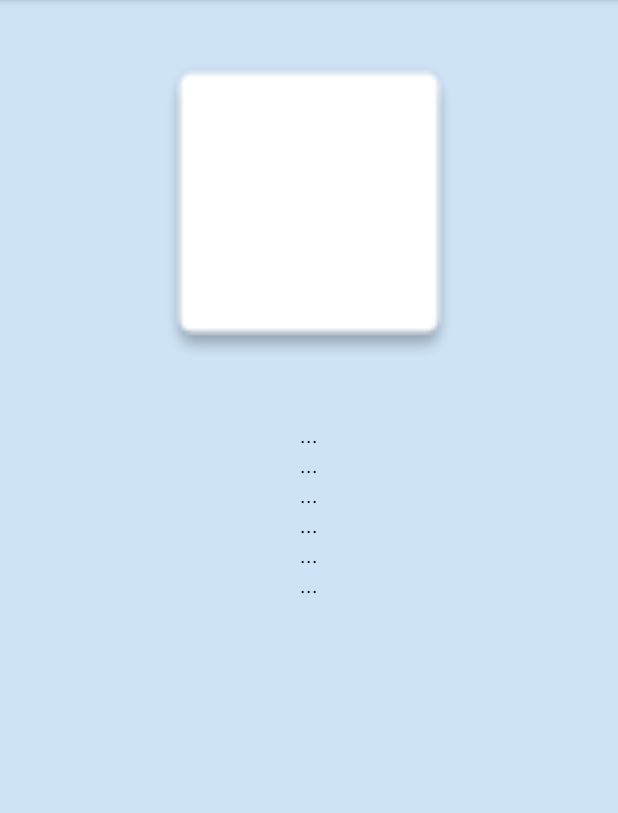
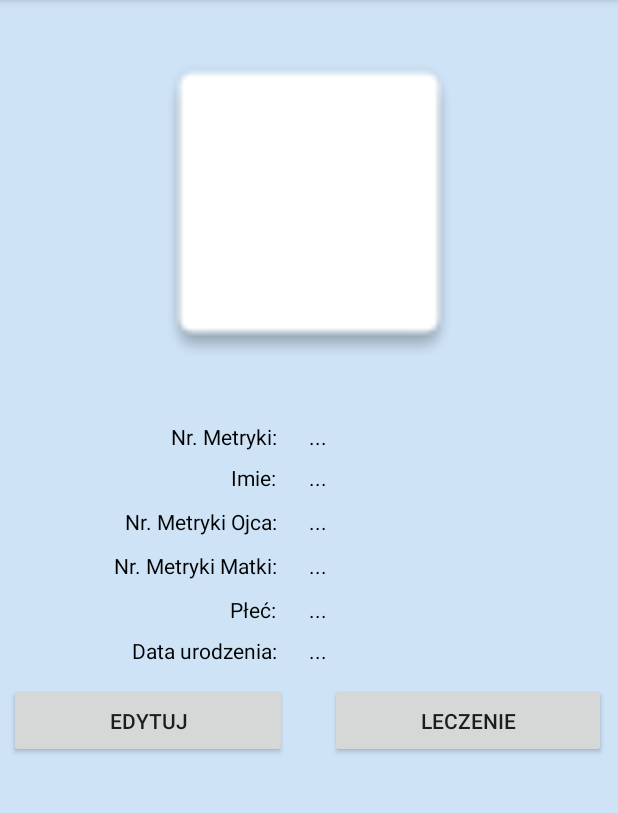
Before and after one commit to kapete112/ZwierzakPop, an Android app: the ZwierzeActivity screen opened directly, with no data from a screen before it, on a phone screen of 412 x 824 dp, the part 84-897 px from its top. Run offline under Robolectric (Android 15) with nearby library versions, the phone set to English and light mode, and no system bars; our stand-ins replace Firebase (no records; nobody signed in at launch, a user with empty details on screens opened directly).

Commit message:
Wyswietlanie zwierzat: Wyświetlanie zwierzaka
TO DO: wyś/dod zdjęć, edyt. zdj. głównego/zwierzaka,
wyszukiwanie zwierzat, walidacja

```diff
--- a/app/src/main/java/com/example/zwierzaki/AddAnimal.java
+++ b/app/src/main/java/com/example/zwierzaki/AddAnimal.java
@@ -173,7 +173,7 @@ public class AddAnimal extends AppCompatActivity {
             progressDialog.setTitle("Uploading...");
             progressDialog.show();
 
-            StorageReference ref = storageReference.child(currentUI+ "/" + "Zdjecie" + NrMetryki);
+            StorageReference ref = storageReference.child(NrMetryki+ "/" + "Zdjecie1");//(currentUI+ "/" + "Zdjecie" + NrMetryki);
             ref.putFile(filePath)
                     .addOnSuccessListener(new OnSuccessListener<UploadTask.TaskSnapshot>() {
                         @Override
--- a/app/src/main/java/com/example/zwierzaki/ZwierzeActivity.java
+++ b/app/src/main/java/com/example/zwierzaki/ZwierzeActivity.java
@@ -2,7 +2,6 @@ package com.example.zwierzaki;
 
 import android.graphics.Bitmap;
 import android.graphics.BitmapFactory;
-import android.net.Uri;
 import android.support.annotation.NonNull;
 import android.support.v7.app.AppCompatActivity;
 import android.os.Bundle;
@@ -14,11 +13,8 @@ import com.google.android.gms.tasks.OnSuccessListener;
 import com.google.firebase.firestore.DocumentSnapshot;
 import com.google.firebase.firestore.FirebaseFirestore;
 import com.google.firebase.firestore.QuerySnapshot;
-import com.google.firebase.storage.FileDownloadTask;
 import com.google.firebase.storage.FirebaseStorage;
 import com.google.firebase.storage.StorageReference;
-
-import java.io.File;
 
 public class ZwierzeActivity extends AppCompatActivity {
 
@@ -75,10 +71,10 @@ public class ZwierzeActivity extends AppCompatActivity {
                         tPlec.setText(document.getString("plec"));
 
                         tDatUr = (TextView)findViewById(R.id.textData);
-                        tDatUr.setText(document.getString("datUr"));
+                        tDatUr.setText(document.getString("datUr"));//NrMetryki+ "/" + "Zdjecie1"
 
                         StorageReference storageRef = FirebaseStorage.getInstance().getReference();
-                        StorageReference islandRef = storageRef.child(document.getString("uid")+ "/" + "Zdjecie" + document.getString("nrMetryki"));
+                        StorageReference islandRef = storageRef.child(document.getString("nrMetryki")+ "/" + "Zdjecie1");//("uid")+ "/" + "Zdjecie" + document.getString("nrMetryki"));
 
                         final long ONE_MEGABYTE = 1024 * 1024;
                         islandRef.getBytes(ONE_MEGABYTE).addOnSuccessListener(new OnSuccessListener<byte[]>() {
--- a/app/src/main/res/layout/activity_wyswietl_zwierzaki.xml
+++ b/app/src/main/res/layout/activity_wyswietl_zwierzaki.xml
@@ -12,8 +12,7 @@
         android:layout_height="match_parent"
         android:orientation="vertical"
         android:id="@+id/recyclerView"
-        android:padding="5dp"
-        >
+        android:padding="5dp">
 
     </android.support.v7.widget.RecyclerView>
 
--- a/app/src/main/res/layout/activity_zwierze.xml
+++ b/app/src/main/res/layout/activity_zwierze.xml
@@ -1,5 +1,6 @@
 <?xml version="1.0" encoding="utf-8"?>
-<android.support.constraint.ConstraintLayout xmlns:android="http://schemas.android.com/apk/res/android"
+<android.support.constraint.ConstraintLayout
+    xmlns:android="http://schemas.android.com/apk/res/android"
     xmlns:app="http://schemas.android.com/apk/res-auto"
     xmlns:tools="http://schemas.android.com/tools"
     android:layout_width="match_parent"
@@ -8,94 +9,172 @@
     tools:context=".ZwierzeActivity">
 
     <TextView
-        android:id="@+id/textNrMetryki"
-        android:layout_width="0dp"
+        android:id="@+id/textData2"
+        android:layout_width="170dp"
         android:layout_height="wrap_content"
-        android:layout_marginStart="100dp"
-        android:layout_marginTop="280dp"
-        android:layout_marginEnd="100dp"
+        android:layout_marginTop="8dp"
+        android:layout_marginEnd="8dp"
+        android:text="Data urodzenia:"
+        android:textAlignment="textEnd"
+        android:textColor="@android:color/black"
+        app:layout_constraintEnd_toStartOf="@+id/textData"
+        app:layout_constraintHorizontal_bias="0.5"
+        app:layout_constraintStart_toStartOf="parent"
+        app:layout_constraintTop_toBottomOf="@+id/textPlec2" />
+
+    <TextView
+        android:id="@+id/textData"
+        android:layout_width="192dp"
+        android:layout_height="wrap_content"
+        android:layout_marginTop="8dp"
         android:text="..."
-        android:textAlignment="center"
+        android:textAlignment="textStart"
         android:textColor="@android:color/black"
         app:layout_constraintEnd_toEndOf="parent"
-        app:layout_constraintHorizontal_bias="1.0"
+        app:layout_constraintHorizontal_bias="0.5"
+        app:layout_constraintStart_toEndOf="@+id/textData2"
+        app:layout_constraintTop_toBottomOf="@+id/textPlec"
+        tools:ignore="MissingConstraints" />
+
+    <TextView
+        android:id="@+id/textPlec2"
+        android:layout_width="170dp"
+        android:layout_height="wrap_content"
+        android:layout_marginTop="10dp"
+        android:layout_marginEnd="8dp"
+        android:text="Płeć:"
+        android:textAlignment="textEnd"
+        android:textColor="@android:color/black"
+        app:layout_constraintEnd_toStartOf="@+id/textPlec"
+        app:layout_constraintHorizontal_bias="0.5"
         app:layout_constraintStart_toStartOf="parent"
-        app:layout_constraintTop_toTopOf="parent" />
+        app:layout_constraintTop_toBottomOf="@+id/textNrMetrykiMatki2" />
+
+    <TextView
+        android:id="@+id/textPlec"
+        android:layout_width="192dp"
+        android:layout_height="wrap_content"
+        android:layout_marginTop="10dp"
+        android:text="..."
+        android:textAlignment="textStart"
+        android:textColor="@android:color/black"
+        app:layout_constraintEnd_toEndOf="parent"
+        app:layout_constraintHorizontal_bias="0.5"
+        app:layout_constraintStart_toEndOf="@+id/textPlec2"
+        app:layout_constraintTop_toBottomOf="@+id/textNrMetrykiMatki"
+        tools:ignore="MissingConstraints" />
+
+    <TextView
+        android:id="@+id/textNrMetrykiOjca2"
+        android:layout_width="170dp"
+        android:layout_height="wrap_content"
+        android:layout_marginTop="10dp"
+        android:layout_marginEnd="8dp"
+        android:text="Nr. Metryki Ojca:"
+        android:textAlignment="textEnd"
+        android:textColor="@android:color/black"
+        app:layout_constraintEnd_toStartOf="@+id/textNrMetrykiOjca"
+        app:layout_constraintHorizontal_bias="0.5"
+        app:layout_constraintStart_toStartOf="parent"
+        app:layout_constraintTop_toBottomOf="@+id/textImie2" />
+
+    <TextView
+        android:id="@+id/textNrMetrykiOjca"
+        android:layout_width="192dp"
+        android:layout_height="wrap_content"
+        android:layout_marginTop="10dp"
+        android:text="..."
+        android:textAlignment="textStart"
+        android:textColor="@android:color/black"
+        app:layout_constraintEnd_toEndOf="parent"
+        app:layout_constraintHorizontal_bias="0.5"
+        app:layout_constraintStart_toEndOf="@+id/textNrMetrykiOjca2"
+        app:layout_constraintTop_toBottomOf="@+id/textImie"
+        tools:ignore="MissingConstraints" />
+
+    <TextView
+        android:id="@+id/textImie2"
+        android:layout_width="170dp"
+        android:layout_height="wrap_content"
+        android:layout_marginTop="8dp"
+        android:layout_marginEnd="8dp"
+        android:text="Imie:"
+        android:textAlignment="textEnd"
+        android:textColor="@android:color/black"
+        app:layout_constraintEnd_toStartOf="@+id/textImie"
+        app:layout_constraintHorizontal_bias="0.5"
+        app:layout_constraintStart_toStartOf="parent"
+        app:layout_constraintTop_toBottomOf="@+id/textNrMetryki2" />
 
     <TextView
         android:id="@+id/textImie"
-        android:layout_width="0dp"
+        android:layout_width="192dp"
         android:layout_height="wrap_content"
-        android:layout_marginStart="100dp"
-        android:layout_marginTop="300dp"
-        android:layout_marginEnd="100dp"
+        android:layout_marginTop="8dp"
         android:text="..."
-        android:textAlignment="center"
+        android:textAlignment="textStart"
         android:textColor="@android:color/black"
         app:layout_constraintEnd_toEndOf="parent"
-        app:layout_constraintHorizontal_bias="1.0"
-        app:layout_constraintStart_toStartOf="parent"
-        app:layout_constraintTop_toTopOf="parent" />
+        app:layout_constraintHorizontal_bias="0.5"
+        app:layout_constraintStart_toEndOf="@+id/textImie2"
+        app:layout_constraintTop_toBottomOf="@+id/textNrMetryki"
+        tools:ignore="MissingConstraints" />
 
     <TextView
-        android:id="@+id/textData"
-        android:layout_width="0dp"
+        android:id="@+id/textNrMetryki"
+        android:layout_width="192dp"
         android:layout_height="wrap_content"
-        android:layout_marginStart="100dp"
-        android:layout_marginTop="320dp"
-        android:layout_marginEnd="100dp"
+        android:layout_marginTop="41dp"
         android:text="..."
-        android:textAlignment="center"
+        android:textAlignment="textStart"
         android:textColor="@android:color/black"
         app:layout_constraintEnd_toEndOf="parent"
-        app:layout_constraintHorizontal_bias="1.0"
-        app:layout_constraintStart_toStartOf="parent"
-        app:layout_constraintTop_toTopOf="parent" />
+        app:layout_constraintHorizontal_bias="0.5"
+        app:layout_constraintStart_toEndOf="@+id/textNrMetryki2"
+        app:layout_constraintTop_toBottomOf="@+id/imageViewZwierze"
+        tools:ignore="MissingConstraints" />
 
     <TextView
-        android:id="@+id/textNrMetrykiOjca"
-        android:layout_width="0dp"
+        android:id="@+id/textNrMetrykiMatki2"
+        android:layout_width="170dp"
         android:layout_height="wrap_content"
-        android:layout_marginStart="100dp"
-        android:layout_marginTop="340dp"
-        android:layout_marginEnd="100dp"
-        android:text="..."
-        android:textAlignment="center"
+        android:layout_marginTop="10dp"
+        android:layout_marginEnd="8dp"
+        android:text="Nr. Metryki Matki:"
+        android:textAlignment="textEnd"
         android:textColor="@android:color/black"
-        app:layout_constraintEnd_toEndOf="parent"
-        app:layout_constraintHorizontal_bias="1.0"
+        app:layout_constraintEnd_toStartOf="@+id/textNrMetrykiMatki"
+        app:layout_constraintHorizontal_bias="0.5"
         app:layout_constraintStart_toStartOf="parent"
-        app:layout_constraintTop_toTopOf="parent" />
+        app:layout_constraintTop_toBottomOf="@+id/textNrMetrykiOjca2" />
 
     <TextView
         android:id="@+id/textNrMetrykiMatki"
-        android:layout_width="0dp"
+        android:layout_width="192dp"
         android:layout_height="wrap_content"
-        android:layout_marginStart="100dp"
-        android:layout_marginTop="360dp"
-        android:layout_marginEnd="100dp"
+        android:layout_marginTop="10dp"
         android:text="..."
-        android:textAlignment="center"
+        android:textAlignment="textStart"
         android:textColor="@android:color/black"
         app:layout_constraintEnd_toEndOf="parent"
-        app:layout_constraintHorizontal_bias="1.0"
-        app:layout_constraintStart_toStartOf="parent"
-        app:layout_constraintTop_toTopOf="parent" />
+        app:layout_constraintHorizontal_bias="0.5"
+        app:layout_constraintStart_toEndOf="@+id/textNrMetrykiMatki2"
+        app:layout_constraintTop_toBottomOf="@+id/textNrMetrykiOjca"
+        tools:ignore="MissingConstraints" />
 
     <TextView
-        android:id="@+id/textPlec"
-        android:layout_width="0dp"
+        android:id="@+id/textNrMetryki2"
+        android:layout_width="170dp"
         android:layout_height="wrap_content"
-        android:layout_marginStart="100dp"
-        android:layout_marginTop="380dp"
-        android:layout_marginEnd="100dp"
-        android:text="..."
-        android:textAlignment="center"
+        android:layout_marginTop="41dp"
+        android:layout_marginEnd="8dp"
+        android:text="Nr. Metryki:"
+        android:textAlignment="textEnd"
         android:textColor="@android:color/black"
-        app:layout_constraintEnd_toEndOf="parent"
-        app:layout_constraintHorizontal_bias="1.0"
+        app:layout_constraintEnd_toStartOf="@+id/textNrMetryki"
+        app:layout_constraintHorizontal_bias="0.5"
         app:layout_constraintStart_toStartOf="parent"
-        app:layout_constraintTop_toTopOf="parent" />
+        app:layout_constraintTop_toBottomOf="@+id/imageViewZwierze" />
 
     <ImageView
         android:id="@+id/imageViewZwierze"
@@ -107,4 +186,28 @@
         app:layout_constraintTop_toTopOf="parent"
         app:srcCompat="@drawable/common_google_signin_btn_icon_light_normal_background" />
 
+    <Button
+        android:id="@+id/Edytuj"
+        android:layout_width="185dp"
+        android:layout_height="50dp"
+        android:layout_marginStart="8dp"
+        android:layout_marginTop="12dp"
+        android:layout_marginEnd="32dp"
+        android:text="Edytuj"
+        app:layout_constraintEnd_toStartOf="@+id/Leczenie"
+        app:layout_constraintHorizontal_bias="0.384"
+        app:layout_constraintStart_toStartOf="parent"
+        app:layout_constraintTop_toBottomOf="@+id/textData2"
+        tools:ignore="MissingConstraints" />
+
+    <Button
+        android:id="@+id/Leczenie"
+        android:layout_width="184dp"
+        android:layout_height="50dp"
+        android:layout_marginTop="12dp"
+        android:layout_marginEnd="8dp"
+        android:text="Leczenie"
+        app:layout_constraintEnd_toEndOf="parent"
+        app:layout_constraintTop_toBottomOf="@+id/textData" />
+
 </android.support.constraint.ConstraintLayout>
--- a/app/src/main/res/layout/list_view_zwierzaki.xml
+++ b/app/src/main/res/layout/list_view_zwierzaki.xml
@@ -29,7 +29,8 @@
     <View
         android:layout_width="0dp"
         android:layout_height="match_parent"
-        android:layout_weight="4"/>
+        android:layout_weight="4"
+        android:background="#CEECF5"/>
 
     <TextView
         android:id="@+id/vNrMetryki"
```
Also changed, not shown: 81 other files.
